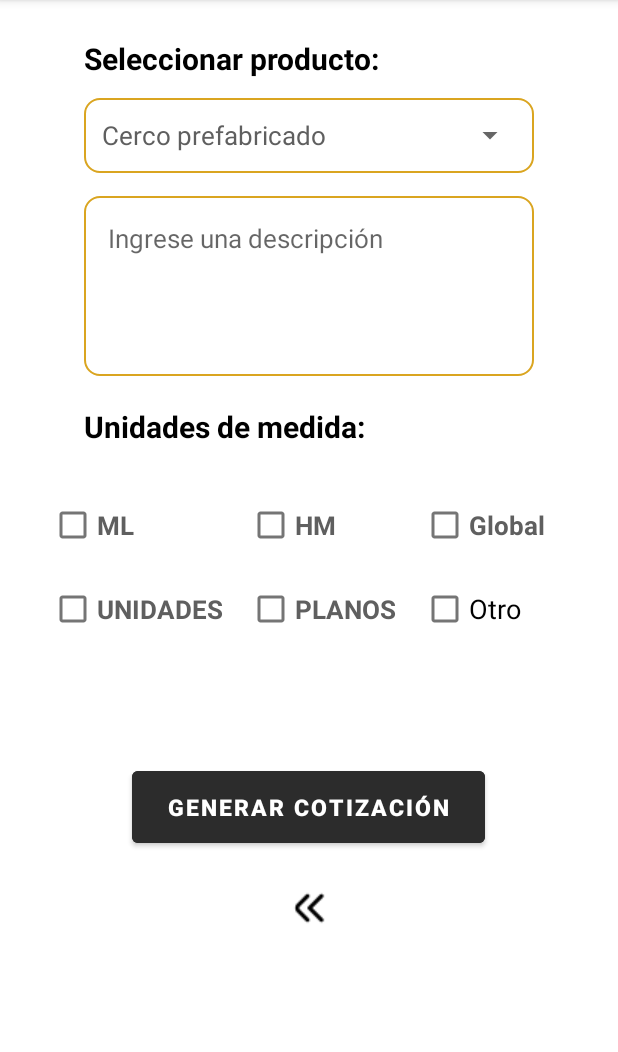
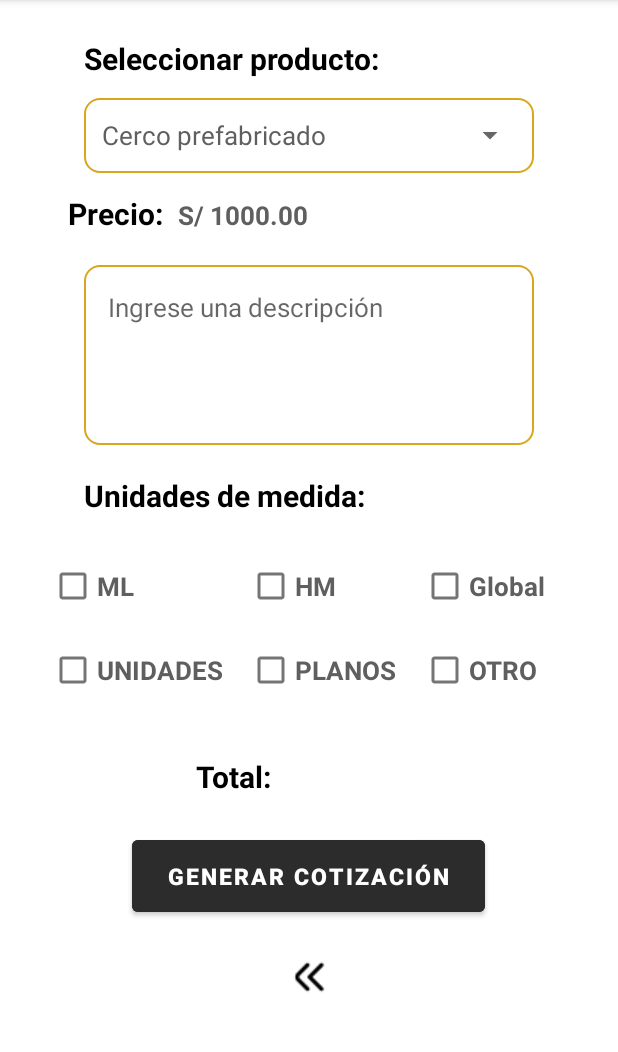
Before and after one commit to MikeMastery/AtlasEstimates, an Android app: the layout_2_cotiza screen opened directly, with no data from a screen before it, on a phone screen of 412 x 824 dp, the part 84-1136 px from its top. Run offline under Robolectric (Android 15) with nearby library versions, the light colour scheme and no system bars; 1 statement that could not run was skipped.

Commit message:
Se realizo cambias, ahora se muestra el precio en el layout_cotiza2

```diff
--- a/app/src/main/java/com/example/atlasestimates/Cotizacion.java
+++ b/app/src/main/java/com/example/atlasestimates/Cotizacion.java
@@ -12,6 +12,7 @@
     private String producto;
     private String descripcion;
     private String metrosLineales;
+
 
     // Getters y Setters
     public String getNombreCotizacion() {
@@ -71,6 +72,9 @@
         this.metrosLineales = metrosLineales;
     }
 
+
+
+
     public String getOtrosDatos() {
         return otrosDatos;
     }
--- /dev/null
+++ b/app/src/main/java/com/example/atlasestimates/ProductManager.java
@@ -0,0 +1,29 @@
+package com.example.atlasestimates;
+
+import java.util.HashMap;
+import java.util.Map;
+
+public class ProductManager {
+    private Map<String, Double> productPrices;
+
+    public ProductManager() {
+        productPrices = new HashMap<>();
+        // Inicializa los precios para cada producto
+        productPrices.put("Cerco prefabricado", 1000.00);
+        productPrices.put("CP. Estandar", 1500.00);
+        productPrices.put("CP. Cabeza caballo", 1800.00);
+        productPrices.put("Maquinaria Pesada", 5000.00);
+        productPrices.put("Poste concreto", 200.00);
+        productPrices.put("Block concreto", 50.00);
+        productPrices.put("Desarrollo projectos", 3000.00);
+        productPrices.put("Srv. Topografia", 2500.00);
+    }
+
+    public Double getPrice(String productName) {
+        return productPrices.getOrDefault(productName, 0.0);
+    }
+
+    public void updatePrice(String productName, Double price) {
+        productPrices.put(productName, price);
+    }
+}
--- /dev/null
+++ b/app/src/main/java/com/example/atlasestimates/Producto.java
@@ -0,0 +1,14 @@
+package com.example.atlasestimates;
+
+public class Producto {
+    private String nombre;
+    private double precioUnitario;
+
+    public Producto(String nombre, double precioUnitario) {
+        this.nombre = nombre;
+        this.precioUnitario = precioUnitario;
+    }
+
+    public String getNombre() { return nombre; }
+    public double getPrecioUnitario() { return precioUnitario; }
+}
--- /dev/null
+++ b/app/src/main/java/com/example/atlasestimates/UnidadMedida.java
@@ -0,0 +1,5 @@
+package com.example.atlasestimates;
+
+public enum UnidadMedida {
+    ML, HM, GLOBAL, UNIDADES, PLANOS, OTRO
+}
--- a/app/src/main/java/com/example/atlasestimates/layout_2_cotiza.java
+++ b/app/src/main/java/com/example/atlasestimates/layout_2_cotiza.java
@@ -15,6 +15,8 @@
 
 import androidx.appcompat.app.AppCompatActivity;
 
+import java.util.Locale;
+
 public class layout_2_cotiza extends AppCompatActivity {
 
     private Spinner spinner;
@@ -22,15 +24,24 @@
     private TextView tvML;
     private EditText etML;
     private Cotizacion cotizacion;
-
+    private TextView tvPrecio;
+    private ProductManager productManager;
 
     @Override
     protected void onCreate(Bundle savedInstanceState) {
         super.onCreate(savedInstanceState);
         setContentView(R.layout.activity_layout2_cotiza);
 
-        // Obtener la cotizacion guardada en el CotizacionManager
+        // Inicialización de vistas
+        spinner = findViewById(R.id.spinner2);
+        editText = findViewById(R.id.editText2);
+        tvML = findViewById(R.id.tv_ml);
+        etML = findViewById(R.id.et_ml);
+        tvPrecio = findViewById(R.id.tvPrecio);
+
+        // Inicialización de objetos
         cotizacion = CotizacionManager.getInstance().getCotizacion();
+        productManager = new ProductManager();
 
         ImageButton imageButtonatras1 = findViewById(R.id.atras_coti1);
         imageButtonatras1.setOnClickListener(v -> {
@@ -38,20 +49,7 @@
             startActivity(intent);
         });
 
-        spinner = findViewById(R.id.spinner2);
-        editText = findViewById(R.id.editText2);
-
-
-        CheckBox checkboxML1 = findViewById(R.id.checkbox_ml);
-        CheckBox checkboxHM2 = findViewById(R.id.checkbox_hm);
-        CheckBox checkboxGLOBAL3 = findViewById(R.id.checkbox_global);
-        CheckBox checkboxUN4 = findViewById(R.id.checkbox_unidades);
-        CheckBox checkboxPL5 = findViewById(R.id.checkbox_planos);
-        Button btn_mostrar_cotización = findViewById(R.id.GuardarButton);
-
-        tvML = findViewById(R.id.tv_ml);
-        etML = findViewById(R.id.et_ml);
-
+        // Configuración del Spinner
         ArrayAdapter<CharSequence> adapter = ArrayAdapter.createFromResource(
                 this,
                 R.array.spinner_productos,
@@ -61,39 +59,35 @@
         spinner.setOnItemSelectedListener(new AdapterView.OnItemSelectedListener() {
             @Override
             public void onItemSelected(AdapterView<?> parent, View view, int position, long id) {
-                String selectedItem = parent.getItemAtPosition(position).toString();
-                editText.setText(selectedItem);
+                String selectedProduct = parent.getItemAtPosition(position).toString();
+                editText.setText(selectedProduct);
+
+                // Obtener y mostrar el precio
+                Double price = productManager.getPrice(selectedProduct);
+                String formattedPrice = String.format(Locale.getDefault(), "S/ %.2f", price);
+                tvPrecio.setText(formattedPrice);
+
+                // Actualizar la cotización
+                cotizacion.setProducto(selectedProduct);
             }
 
             @Override
             public void onNothingSelected(AdapterView<?> parent) {
-                // No es necesario hacer nada aquí
+                editText.setText("");
+                tvPrecio.setText("");
             }
         });
 
-        btn_mostrar_cotización.setOnClickListener(v -> {
-            // Obtener los datos adicionales de la cotización
-            String producto = editText.getText().toString();
-            String descripcion = ((EditText) findViewById(R.id.descripcion)).getText().toString();
-            String metrosLineales = ((EditText) findViewById(R.id.et_ml)).getText().toString();
+        // Configurar el EditText para abrir el spinner al hacer clic
+        editText.setOnClickListener(v -> spinner.performClick());
 
-            // Actualizar la cotizacion con los nuevos datos
-            cotizacion.setProducto(producto);
-            cotizacion.setDescripcion(descripcion);
-            cotizacion.setMetrosLineales(metrosLineales);
+        // Configuración de CheckBoxes
+        CheckBox checkboxML1 = findViewById(R.id.checkbox_ml);
+        CheckBox checkboxHM2 = findViewById(R.id.checkbox_hm);
+        CheckBox checkboxGLOBAL3 = findViewById(R.id.checkbox_global);
+        CheckBox checkboxUN4 = findViewById(R.id.checkbox_unidades);
+        CheckBox checkboxPL5 = findViewById(R.id.checkbox_planos);
 
-            // Crear un Intent para iniciar la siguiente actividad
-            Intent intent = new Intent(layout_2_cotiza.this, Activity_mostrar_cotizacon.class);
-            intent.putExtra("cotizacion", cotizacion);
-            startActivity(intent);
-        });
-
-
-
-
-
-
-        // Crear un listener común para los checkboxes
         CompoundButton.OnCheckedChangeListener listener = (buttonView, isChecked) -> {
             if (isChecked) {
                 // Deseleccionar los demás checkboxes
@@ -120,5 +114,22 @@
         checkboxGLOBAL3.setOnCheckedChangeListener(listener);
         checkboxUN4.setOnCheckedChangeListener(listener);
         checkboxPL5.setOnCheckedChangeListener(listener);
+
+        // Configuración del botón para mostrar cotización
+        Button btn_mostrar_cotización = findViewById(R.id.GuardarButton);
+        btn_mostrar_cotización.setOnClickListener(v -> {
+            // Obtener los datos adicionales de la cotización
+            String descripcion = ((EditText) findViewById(R.id.descripcion)).getText().toString();
+            String metrosLineales = etML.getText().toString();
+
+            // Actualizar la cotizacion con los nuevos datos
+            cotizacion.setDescripcion(descripcion);
+            cotizacion.setMetrosLineales(metrosLineales);
+
+            // Crear un Intent para iniciar la siguiente actividad
+            Intent intent = new Intent(layout_2_cotiza.this, Activity_mostrar_cotizacon.class);
+            intent.putExtra("cotizacion", cotizacion);
+            startActivity(intent);
+        });
     }
 }
--- a/app/src/main/res/layout/activity_layout2_cotiza.xml
+++ b/app/src/main/res/layout/activity_layout2_cotiza.xml
@@ -57,6 +57,35 @@
             android:layout_marginEnd="5dp"/>
     </FrameLayout>
 
+            <LinearLayout
+                android:layout_width="wrap_content"
+                android:layout_height="wrap_content"
+                android:orientation="horizontal"
+                android:layout_marginTop="13dp">
+
+               <TextView
+                    android:layout_width="wrap_content"
+                    android:layout_height="40dp"
+                    android:layout_marginLeft="45dp"
+                    android:text="Precio:"
+                    android:textColor="@color/black"
+                    android:textSize="20sp"
+                    android:textStyle="bold"/>
+
+                <TextView
+                    android:id="@+id/tvPrecio"
+                    android:layout_width="wrap_content"
+                    android:layout_height="30dp"
+                    android:text=""
+                    android:textColor="#5F5F5F"
+                    android:textSize="17sp"
+                    android:textStyle="bold"
+                    android:layout_marginStart="10dp"/>
+
+            </LinearLayout>
+
+
+
             <EditText
                 android:id="@+id/descripcion"
                 android:layout_width="300dp"
@@ -65,7 +94,7 @@
                 android:background="@drawable/editex"
                 android:hint="Ingrese una descripción"
                 android:padding="16dp"
-                android:layout_marginTop="15dp"
+                android:layout_marginTop="8dp"
                 android:gravity="top|start"
                 android:inputType="textMultiLine"
                 android:lines="4"
@@ -92,7 +121,7 @@
             <GridLayout
                 android:layout_width="wrap_content"
                 android:layout_height="wrap_content"
-                android:layout_marginTop="15dp"
+                android:layout_marginTop="10dp"
                 android:layout_gravity="center"
                 android:columnCount="3"
                 android:useDefaultMargins="false"
@@ -155,8 +184,10 @@
                 <CheckBox
                     android:layout_width="wrap_content"
                     android:layout_height="wrap_content"
-                    android:text="Otro"
-                    android:textSize="18dp"/>
+                    android:text="OTRO"
+                    android:textColor="#5F5F5F"
+                    android:textStyle="bold"
+                    android:textSize="17sp"/>
 
             </GridLayout>
 
@@ -174,7 +205,7 @@
                 android:textSize="20sp"
                 android:visibility="gone"
                 android:layout_gravity="center"
-                android:layout_marginTop="20dp"/>
+                android:layout_marginTop="15dp"/>
 
             <EditText
                 android:id="@+id/et_ml"
@@ -188,6 +219,37 @@
                 android:layout_gravity="center"
                 android:visibility="gone"
                 android:background="@drawable/editex"/>
+
+        <LinearLayout
+            android:layout_width="wrap_content"
+            android:layout_height="wrap_content"
+            android:orientation="horizontal"
+            android:layout_marginLeft="85dp"
+            android:layout_marginTop="25dp">
+
+            <TextView
+                android:layout_width="wrap_content"
+                android:layout_height="40dp"
+                android:layout_marginLeft="45dp"
+                android:text="Total:"
+                android:textColor="@color/black"
+                android:textSize="20sp"
+                android:textStyle="bold"/>
+
+
+            <TextView
+                android:id="@+id/tvPrecioTotal"
+                android:layout_width="wrap_content"
+                android:layout_height="30dp"
+                android:text=""
+                android:textColor="#5F5F5F"
+                android:textSize="17sp"
+                android:textStyle="bold"
+                android:layout_marginStart="10dp"/>
+
+        </LinearLayout>
+
+
 
 
    <!-- <TextView
@@ -224,7 +286,7 @@
         android:textSize="15dp"
         android:textStyle="bold"
         android:layout_gravity="center"
-        android:layout_marginTop="70dp">
+        android:layout_marginTop="10dp">
 
     </Button>
 
```
